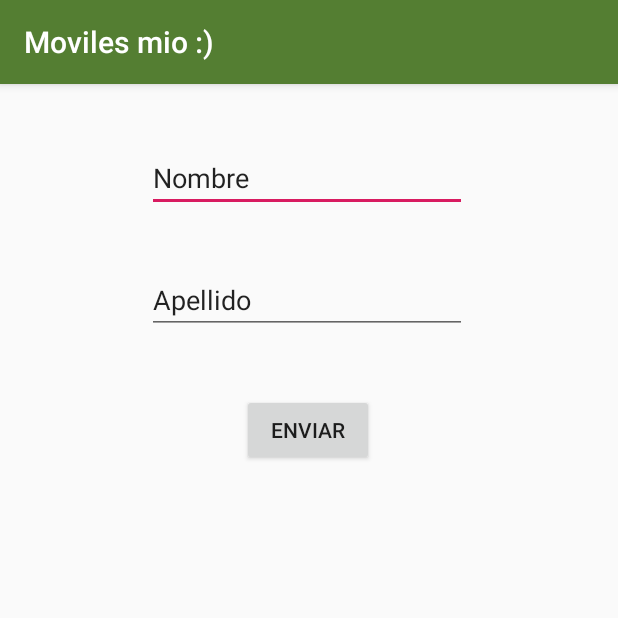
After one commit to 2018-B-GR2-AplicacionesMoviles/dutan-salas-jossue-andres, an Android app: the ResultadoPropioActivity screen opened directly, with no data from a screen before it, on a phone screen of 412 x 824 dp, the top half of it. The commit adds this screen. Run offline under Robolectric (Android 15) with nearby library versions, the phone set to English and light mode, and no system bars.

Commit message:
Intents 2

```diff
--- /dev/null
+++ b/02-Android/app/src/main/java/com/example/jossue/a2018bmovilesgr2/ResultadoPropioActivity.kt
@@ -0,0 +1,38 @@
+package com.example.jossue.a2018bmovilesgr2
+
+import android.app.Activity
+import android.content.Intent
+import android.support.v7.app.AppCompatActivity
+import android.os.Bundle
+import kotlinx.android.synthetic.main.activity_resultado_propio.*
+
+class ResultadoPropioActivity : AppCompatActivity() {
+
+    override fun onCreate(savedInstanceState: Bundle?) {
+        super.onCreate(savedInstanceState)
+        setContentView(R.layout.activity_resultado_propio)
+
+        button_devolver_respuesta
+            .setOnClickListener {
+                devolverRespuesta()
+            }
+    }
+
+    fun devolverRespuesta() {
+        val nombre = texto_nombre.text
+        val apellido = texto_apellido.text
+
+        val intentRespuesta = Intent()
+
+        intentRespuesta.putExtra("nombre", nombre)
+        intentRespuesta.putExtra("apellido", apellido)
+
+        this.setResult(
+            //IntentRespuestaActivity.requestCodeNombreApellido, intentRespuesta
+            Activity.RESULT_OK, intentRespuesta
+        )
+
+        this.finish()
+    }
+
+}
--- /dev/null
+++ b/02-Android/app/src/main/res/layout/activity_resultado_propio.xml
@@ -0,0 +1,38 @@
+<?xml version="1.0" encoding="utf-8"?>
+<android.support.constraint.ConstraintLayout
+        xmlns:android="http://schemas.android.com/apk/res/android"
+        xmlns:tools="http://schemas.android.com/tools"
+        xmlns:app="http://schemas.android.com/apk/res-auto"
+        android:layout_width="match_parent"
+        android:layout_height="match_parent"
+        tools:context=".ResultadoPropioActivity">
+
+    <EditText
+            android:layout_width="wrap_content"
+            android:layout_height="wrap_content"
+            android:inputType="textPersonName"
+            android:text="Nombre"
+            android:ems="10"
+            android:id="@+id/texto_nombre" android:layout_marginTop="40dp"
+            app:layout_constraintTop_toTopOf="parent" android:layout_marginEnd="8dp"
+            app:layout_constraintEnd_toEndOf="parent" android:layout_marginStart="8dp"
+            app:layout_constraintStart_toStartOf="parent" app:layout_constraintHorizontal_bias="0.494"/>
+    <EditText
+            android:layout_width="wrap_content"
+            android:layout_height="wrap_content"
+            android:inputType="textPersonName"
+            android:text="Apellido"
+            android:ems="10"
+            android:id="@+id/texto_apellido"
+            app:layout_constraintStart_toStartOf="@+id/texto_nombre" android:layout_marginTop="36dp"
+            app:layout_constraintTop_toBottomOf="@+id/texto_nombre"
+            app:layout_constraintEnd_toEndOf="@+id/texto_nombre" app:layout_constraintHorizontal_bias="0.0"/>
+    <Button
+            android:text="Enviar"
+            android:layout_width="wrap_content"
+            android:layout_height="wrap_content"
+            android:id="@+id/button_devolver_respuesta"
+            android:layout_marginTop="40dp" app:layout_constraintTop_toBottomOf="@+id/texto_apellido"
+            app:layout_constraintStart_toStartOf="@+id/texto_apellido"
+            app:layout_constraintEnd_toEndOf="@+id/texto_apellido" app:layout_constraintHorizontal_bias="0.504"/>
+</android.support.constraint.ConstraintLayout>
--- a/02-Android/app/src/main/res/values/strings.xml
+++ b/02-Android/app/src/main/res/values/strings.xml
@@ -1,3 +1,3 @@
 <resources>
-    <string name="app_name">Moviles :)</string>
+    <string name="app_name">Moviles mio :)</string>
 </resources>
```
Also changed, not shown: 02-Android/app/src/main/AndroidManifest.xml (+11 -0 lines), 02-Android/app/src/main/java/com/example/jossue/a2018bmovilesgr2/IntentRespuestaActivity.kt (added, +105 -0 lines), 02-Android/app/src/main/java/com/example/jossue/a2018bmovilesgr2/MainActivity.kt (+9 -0 lines), 02-Android/app/src/main/res/layout/activity_intent_respuesta.xml (added, +29 -0 lines), 02-Android/app/src/main/res/layout/activity_main.xml (+12 -4 lines).
